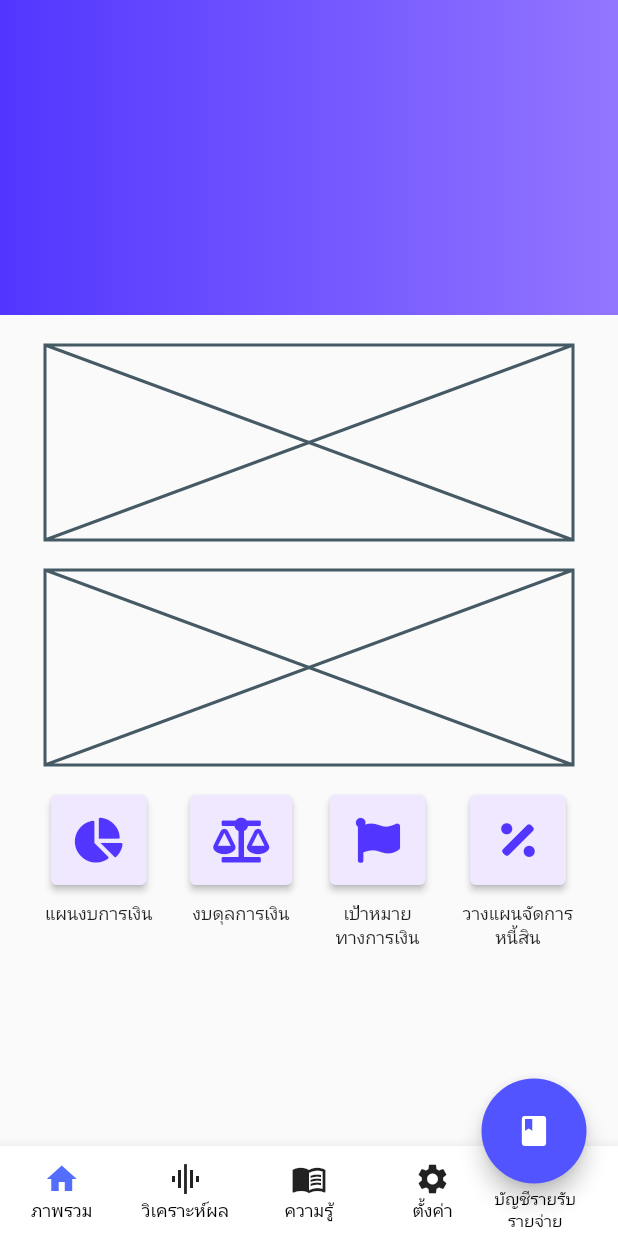
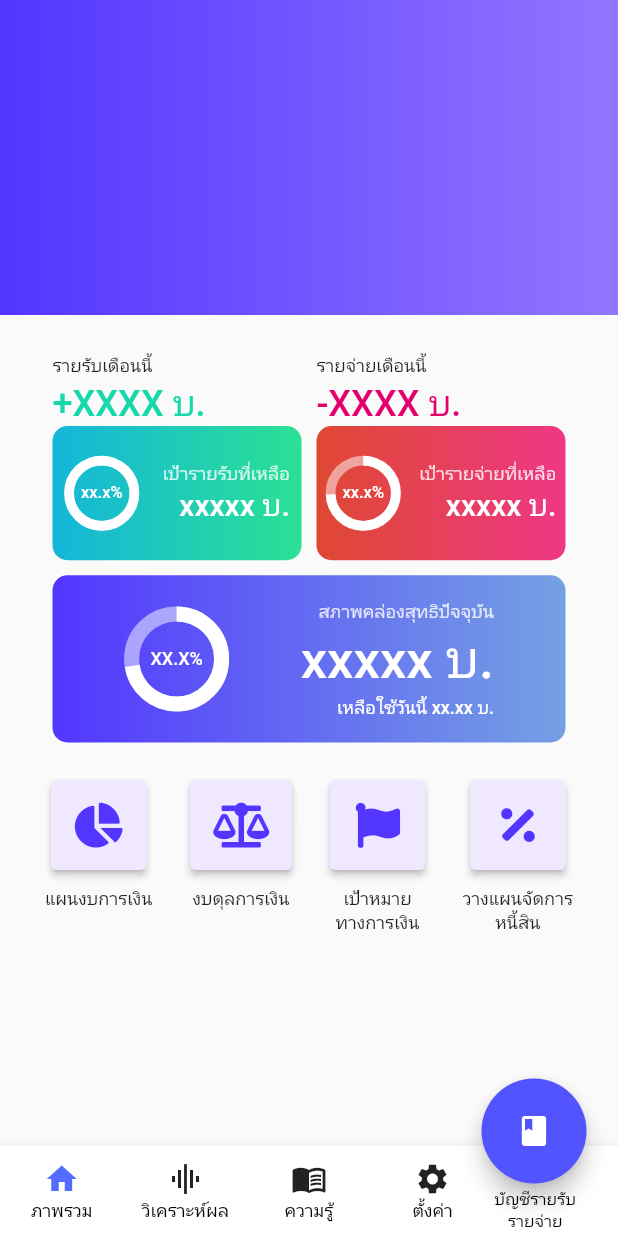
Before and after one commit to marisa418/windshield, a Flutter app: the HomePage screen opened by its route, on a phone screen of 412 x 824 dp. Run offline on Flutter 3.47's test engine with Material 2 defaults, Android fonts, the phone set to English and light mode, and no system bars; drawn by our look-alikes of percent_indicator; our stand-ins replace auto_route, dio, flutter_riverpod, flutter_secure_storage, font_awesome_flutter, google_fonts and 2 more; missing offline and left inert: jwt_decode; accounts and stored records are empty; Roboto replaces fonts that are missing (Kanit).

Commit message:
mock up home

```diff
--- a/frontend/windshield/lib/pages/home/home_page.dart
+++ b/frontend/windshield/lib/pages/home/home_page.dart
@@ -50,14 +50,11 @@
       ),
       floatingActionButton: Padding(
         padding: const EdgeInsets.only(right: 5, bottom: 20),
-        // padding: EdgeInsets.all(10),
         child: SizedBox(
           height: 70,
           width: 70,
           child: FloatingActionButton(
-            onPressed: () {
-              // ref.read(apiProvider).login();
-            },
+            onPressed: () {},
             tooltip: 'Income Expense',
             child: const Icon(Icons.book),
           ),
--- /dev/null
+++ b/frontend/windshield/lib/pages/home/overview/overview_comp/inc_exp.dart
@@ -0,0 +1,239 @@
+import 'package:flutter/material.dart';
+import 'package:flutter_riverpod/flutter_riverpod.dart';
+import 'package:percent_indicator/percent_indicator.dart';
+
+class IncExp extends ConsumerWidget {
+  const IncExp({Key? key}) : super(key: key);
+
+  @override
+  Widget build(BuildContext context, WidgetRef ref) {
+    return SizedBox(
+      height: 270,
+      child: Column(
+        mainAxisSize: MainAxisSize.max,
+        children: [
+          Flexible(
+            flex: 55,
+            child: Row(
+              children: const [
+                Income(),
+                Expense(),
+              ],
+            ),
+          ),
+          const Flexible(
+            flex: 45,
+            child: Liquidity(),
+          ),
+        ],
+      ),
+    );
+  }
+}
+
+class Income extends ConsumerWidget {
+  const Income({Key? key}) : super(key: key);
+
+  @override
+  Widget build(BuildContext context, WidgetRef ref) {
+    return Expanded(
+      child: Padding(
+        padding: const EdgeInsets.all(5),
+        child: Column(
+          crossAxisAlignment: CrossAxisAlignment.start,
+          children: [
+            const Text('รายรับเดือนนี้'),
+            const Text(
+              '+XXXX บ.',
+              style: TextStyle(color: Color(0xff16D9AB), fontSize: 24),
+            ),
+            Expanded(
+              child: Container(
+                decoration: BoxDecoration(
+                  gradient: const LinearGradient(
+                      begin: Alignment.centerLeft,
+                      end: Alignment.centerRight,
+                      colors: [
+                        Color(0xff14b6da),
+                        Color(0xff2ae194),
+                      ]),
+                  borderRadius: BorderRadius.circular(10),
+                ),
+                child: Row(
+                  mainAxisAlignment: MainAxisAlignment.spaceAround,
+                  children: [
+                    CircularPercentIndicator(
+                      radius: 25,
+                      progressColor: Colors.white,
+                      percent: 1,
+                      animation: true,
+                      animationDuration: 2000,
+                      lineWidth: 6.5,
+                      center: Text('xx.x%',
+                          style: TextStyle(color: Colors.white, fontSize: 11)),
+                      backgroundColor: const Color(0x80ffffff),
+                    ),
+                    Column(
+                      mainAxisAlignment: MainAxisAlignment.center,
+                      crossAxisAlignment: CrossAxisAlignment.end,
+                      children: [
+                        Text(
+                          'เป้ารายรับที่เหลือ',
+                          style: TextStyle(
+                            color: Colors.white.withOpacity(0.8),
+                          ),
+                        ),
+                        const Text(
+                          'xxxxx บ.',
+                          style: TextStyle(
+                            color: Colors.white,
+                            fontSize: 20,
+                          ),
+                        ),
+                      ],
+                    ),
+                  ],
+                ),
+              ),
+            ),
+          ],
+        ),
+      ),
+    );
+  }
+}
+
+class Expense extends ConsumerWidget {
+  const Expense({Key? key}) : super(key: key);
+
+  @override
+  Widget build(BuildContext context, WidgetRef ref) {
+    return Expanded(
+      child: Padding(
+        padding: const EdgeInsets.all(5),
+        child: Column(
+          crossAxisAlignment: CrossAxisAlignment.start,
+          children: [
+            const Text('รายจ่ายเดือนนี้'),
+            const Text(
+              '-XXXX บ.',
+              style: TextStyle(color: Color(0xffe3006d), fontSize: 24),
+            ),
+            Expanded(
+              child: Container(
+                decoration: BoxDecoration(
+                  gradient: const LinearGradient(
+                      begin: Alignment.centerLeft,
+                      end: Alignment.centerRight,
+                      colors: [
+                        Color(0xffdf4833),
+                        Color(0xffee3884),
+                      ]),
+                  borderRadius: BorderRadius.circular(10),
+                ),
+                child: Row(
+                  mainAxisAlignment: MainAxisAlignment.spaceAround,
+                  children: [
+                    CircularPercentIndicator(
+                      radius: 25,
+                      progressColor: Colors.white,
+                      percent: 0.744,
+                      animation: true,
+                      animationDuration: 2000,
+                      lineWidth: 6.5,
+                      center: Text('xx.x%',
+                          style: TextStyle(color: Colors.white, fontSize: 11)),
+                      backgroundColor: const Color(0x80ffffff),
+                    ),
+                    Column(
+                      mainAxisAlignment: MainAxisAlignment.center,
+                      crossAxisAlignment: CrossAxisAlignment.end,
+                      children: [
+                        Text(
+                          'เป้ารายจ่ายที่เหลือ',
+                          style: TextStyle(
+                            color: Colors.white.withOpacity(0.8),
+                          ),
+                        ),
+                        const Text(
+                          'xxxxx บ.',
+                          style: TextStyle(
+                            color: Colors.white,
+                            fontSize: 20,
+                          ),
+                        ),
+                      ],
+                    ),
+                  ],
+                ),
+              ),
+            ),
+          ],
+        ),
+      ),
+    );
+  }
+}
+
+class Liquidity extends ConsumerWidget {
+  const Liquidity({Key? key}) : super(key: key);
+
+  @override
+  Widget build(BuildContext context, WidgetRef ref) {
+    return Padding(
+      padding: const EdgeInsets.all(5),
+      child: Container(
+        decoration: BoxDecoration(
+          gradient: const LinearGradient(
+              begin: Alignment.centerLeft,
+              end: Alignment.centerRight,
+              colors: [
+                Color(0xff5236ff),
+                Color(0xff75a1e3),
+              ]),
+          borderRadius: BorderRadius.circular(10),
+        ),
+        child: Row(
+          mainAxisAlignment: MainAxisAlignment.spaceEvenly,
+          children: [
+            CircularPercentIndicator(
+              radius: 35,
+              progressColor: Colors.white,
+              percent: 0.725,
+              animation: true,
+              animationDuration: 2000,
+              lineWidth: 10,
+              center: Text('XX.X%', style: TextStyle(color: Colors.white)),
+              backgroundColor: const Color(0x80ffffff),
+            ),
+            Column(
+              mainAxisAlignment: MainAxisAlignment.center,
+              crossAxisAlignment: CrossAxisAlignment.end,
+              children: [
+                Text(
+                  'สภาพคล่องสุทธิปัจจุบัน',
+                  style: TextStyle(
+                    color: Colors.white.withOpacity(0.8),
+                  ),
+                ),
+                const Text(
+                  'xxxxx บ.',
+                  style: TextStyle(
+                    color: Colors.white,
+                    fontSize: 35,
+                  ),
+                ),
+                const Text(
+                  'เหลือใช้วันนี้ xx.xx บ.',
+                  style: TextStyle(
+                    color: Colors.white,
+                  ),
+                ),
+              ],
+            ),
+          ],
+        ),
+      ),
+    );
+  }
+}
--- a/frontend/windshield/lib/pages/home/overview/overview_page.dart
+++ b/frontend/windshield/lib/pages/home/overview/overview_page.dart
@@ -5,6 +5,7 @@
 
 import 'package:windshield/main.dart';
 import 'package:windshield/styles/theme.dart';
+import './overview_comp/inc_exp.dart';
 
 class Overview extends StatelessWidget {
   const Overview({Key? key}) : super(key: key);
@@ -31,13 +32,7 @@
             child: Column(
               children: [
                 const SizedBox(height: 20),
-                const Placeholder(
-                  fallbackHeight: 130,
-                ),
-                const SizedBox(height: 20),
-                const Placeholder(
-                  fallbackHeight: 130,
-                ),
+                const IncExp(),
                 const SizedBox(height: 20),
                 Row(
                   crossAxisAlignment: CrossAxisAlignment.start,
@@ -47,7 +42,7 @@
                       children: [
                         ElevatedButton(
                           onPressed: () {
-                            AutoRouter.of(context).push(StatementRoute());
+                            AutoRouter.of(context).push(const StatementRoute());
                           },
                           child: Container(
                             alignment: Alignment.center,
--- a/frontend/windshield/lib/pages/home/overview/statement/create/date_page.dart
+++ b/frontend/windshield/lib/pages/home/overview/statement/create/date_page.dart
@@ -14,30 +14,31 @@
 
   @override
   Widget build(BuildContext context, WidgetRef ref) {
-    if (!ref.read(providerStatement).skipDatePage) {
-      SchedulerBinding.instance?.addPostFrameCallback((timeStamp) {
-        showDialog<void>(
-          context: context,
-          builder: (BuildContext context) => AlertDialog(
-            title: Text(
-              'TEST TEXT',
-              textAlign: TextAlign.center,
-              style: Theme.of(context).textTheme.headline4!.merge(
-                    const TextStyle(
-                      color: Colors.black,
-                    ),
-                  ),
-            ),
-            actions: [
-              TextButton(
-                onPressed: () => AutoRouter.of(context).pop(),
-                child: const Text('ยืนยัน'),
-              ),
-            ],
-          ),
-        );
-      });
-    }
+    // if (!ref.read(providerStatement).skipDatePage) {
+    //   SchedulerBinding.instance?.addPostFrameCallback((timeStamp) {
+    //     showDialog<void>(
+    //       context: context,
+    //       builder: (BuildContext context) => AlertDialog(
+
+    //         title: Text(
+    //           'โปรดเลือกวันเริ่มต้นของแผนเป็น\n"วันที่ท่านคิดว่าจะได้รายรับก้อนถัดไป"',
+    //           textAlign: TextAlign.center,
+    //           style: Theme.of(context).textTheme.headline4!.merge(
+    //                 const TextStyle(
+    //                   color: Colors.black,
+    //                 ),
+    //               ),
+    //         ),
+    //         actions: [
+    //           TextButton(
+    //             onPressed: () => AutoRouter.of(context).pop(),
+    //             child: const Text('ยืนยัน'),
+    //           ),
+    //         ],
+    //       ),
+    //     );
+    //   });
+    // }
     return const Date();
   }
 }
--- a/frontend/windshield/lib/pages/home/overview/statement/overview/statements_in_month.dart
+++ b/frontend/windshield/lib/pages/home/overview/statement/overview/statements_in_month.dart
@@ -69,13 +69,8 @@
                   )
                 : Center(
                     child: Text(
-                      '''
-                         ${statement.statementsInMonth[index].name}
-                         ${statement.statementsInMonth[index].id}
-                         ${statement.statementsInMonth[index].start}
-                         ${statement.statementsInMonth[index].end}
-                      ''',
-                      style: Theme.of(context).textTheme.bodyText1,
+                      '${statement.statementsInMonth[index].name}\n${statement.statementsInMonth[index].start}\n${statement.statementsInMonth[index].end}',
+                      style: Theme.of(context).textTheme.headline2,
                     ),
                   ),
           ),
--- a/frontend/windshield/lib/pages/login_page.dart
+++ b/frontend/windshield/lib/pages/login_page.dart
@@ -121,7 +121,7 @@
                         ),
                       ),
                       const SizedBox(height: 80),
-                      GestureDetector(
+                      InkWell(
                         onTap: () async {
                           if (_formKey.currentState!.validate()) {
                             _formKey.currentState!.save();
@@ -135,7 +135,8 @@
                             }
                           }
                         },
-                        child: Container(
+                        borderRadius: BorderRadius.circular(30),
+                        child: Ink(
                           width: MediaQuery.of(context).size.width - 60,
                           decoration: BoxDecoration(
                             borderRadius: BorderRadius.circular(30),
--- a/frontend/windshield/pubspec.yaml
+++ b/frontend/windshield/pubspec.yaml
@@ -41,6 +41,7 @@
   syncfusion_flutter_datepicker: ^19.4.47
   intl: ^0.17.0
   flutter_secure_storage: ^5.0.2
+  percent_indicator: ^4.0.0
 
   # The following adds the Cupertino Icons font to your application.
   # Use with the CupertinoIcons class for iOS style icons.
```
Also changed, not shown: frontend/windshield/pubspec.lock, 1 other file.
